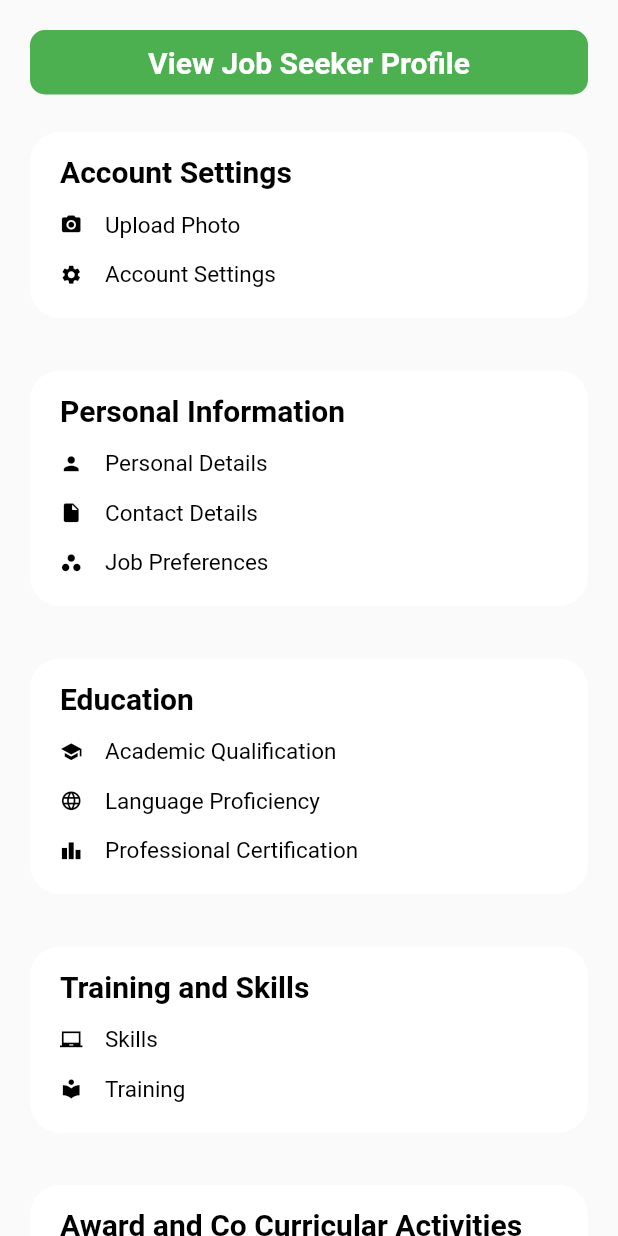
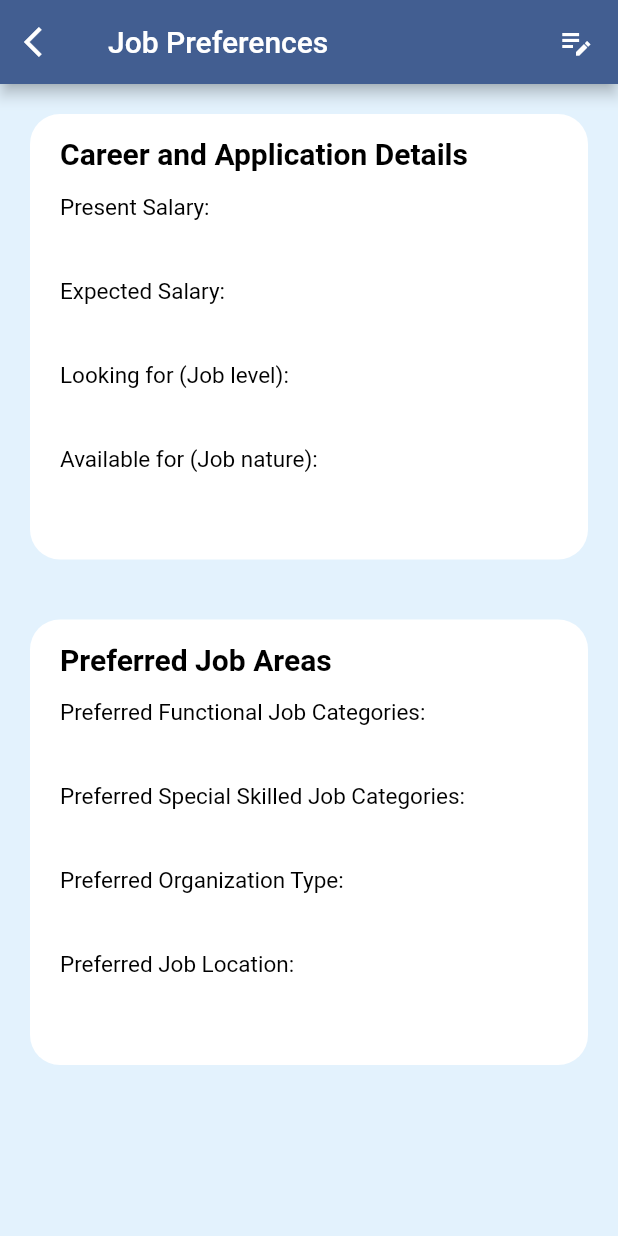
Before and after one commit to Mosaidur/Job-Skeers, a Flutter app: the ProfileInformatioPage widget shown alone on an empty page, opened directly, after a tap on "Job Preferences", on a phone screen of 412 x 824 dp. Run offline on Flutter 3.47's test engine with Material 3 defaults, Android fonts, the phone set to English and light mode, and no system bars; our stand-ins replace email_validator, intl_phone_field.

Commit message:
10th commite

```diff
--- a/jobskeers/lib/Job_Seeker/Pages/Profile/Personal Info/job_preferences.dart
+++ b/jobskeers/lib/Job_Seeker/Pages/Profile/Personal Info/job_preferences.dart
@@ -0,0 +1,309 @@
+import 'package:flutter/material.dart';
+
+class JobPreferences extends StatefulWidget {
+  const JobPreferences({super.key});
+
+  @override
+  State<JobPreferences> createState() => _JobPreferencesState();
+}
+
+class _JobPreferencesState extends State<JobPreferences> {
+  @override
+  Widget build(BuildContext context) {
+
+    final String pref_func_job_cat= " ";
+    final String pref_special_skilled_job_cat= " ";
+    final String pref_org_type= " ";
+    final String pref_job_location= " ";
+
+    final String present_salary= " ";
+    final String expected_salary= " ";
+    final String job_level= " ";
+    final String job_nature= " ";
+
+
+    return Scaffold(
+      backgroundColor: Colors.blue.shade50,
+      appBar: AppBar(
+        title: Row(
+          mainAxisAlignment: MainAxisAlignment.spaceBetween,
+          children: [
+
+            Text("Job Preferences"),
+
+            InkWell(
+              onTap: (){},
+              child: Icon(Icons.edit_note_sharp),
+            )
+          ],
+        ),
+        leading: IconButton(
+          icon: Icon(Icons.arrow_back_ios),
+          onPressed: () {
+            Navigator.of(context).pop();
+          },
+        ),
+      ),
+      body: SingleChildScrollView(
+        child: Column(
+          crossAxisAlignment: CrossAxisAlignment.center,
+          children: [
+
+            //Career and Application Details
+            Padding(
+              padding: const EdgeInsets.only(top: 20.0, left: 20,right: 20,bottom: 20),
+              child: Container(
+                width: double.maxFinite,
+                // height: 700,
+                decoration: BoxDecoration(
+                  borderRadius: BorderRadius.circular(20),
+                  color: Colors.white,
+                ),
+                child: Padding(
+                  padding: const EdgeInsets.only(top: 15.0, left: 20,right: 20,bottom: 20),
+                  child: Column(
+                    crossAxisAlignment: CrossAxisAlignment.start,
+                    children: [
+
+                      //Career and Application Details
+                      Text(
+                        "Career and Application Details",
+                        style: TextStyle(
+                          color: Colors.black,
+                          fontWeight: FontWeight.bold,
+                          fontSize: 20,
+                        ),
+                      ),
+                      SizedBox(height: 15,),
+
+                      //present salary
+                      Text(
+                        "Present Salary:",
+                        style: TextStyle(
+                          color: Colors.black,
+                          fontSize: 15,
+                          fontWeight: FontWeight.w400,
+                        ),
+                      ),
+                      SizedBox(height: 5,),
+                      Text(
+                        present_salary,
+                        softWrap: true,
+                        maxLines: 15,
+                        overflow: TextOverflow.ellipsis,
+                        style: TextStyle(
+                          color: Colors.black,
+                          fontSize: 15,
+                          fontWeight: FontWeight.w800,
+                        ),
+                      ),
+
+                      SizedBox(height: 15,),
+
+                      //  Expected Salary
+                      Text(
+                        "Expected Salary:",
+                        style: TextStyle(
+                          color: Colors.black,
+                          fontSize: 15,
+                          fontWeight: FontWeight.w400,
+                        ),
+                      ),
+                      SizedBox(height: 5,),
+                      Text(
+                        expected_salary,
+                        softWrap: true,
+                        maxLines: 15,
+                        overflow: TextOverflow.ellipsis,
+                        style: TextStyle(
+                          color: Colors.black,
+                          fontSize: 15,
+                          fontWeight: FontWeight.w800,
+                        ),
+                      ),
+
+
+                      SizedBox(height: 15,),
+
+                      //  Looking for (Job level)
+                      Text(
+                        "Looking for (Job level):",
+                        style: TextStyle(
+                          color: Colors.black,
+                          fontSize: 15,
+                          fontWeight: FontWeight.w400,
+                        ),
+                      ),
+                      SizedBox(height: 5,),
+                      Text(
+                        job_level,
+                        style: TextStyle(
+                          color: Colors.black,
+                          fontSize: 15,
+                          fontWeight: FontWeight.w800,
+                        ),
+                      ),
+
+                      SizedBox(height: 15,),
+
+                      //  Available for (Job nature)
+                      Text(
+                        "Available for (Job nature):",
+                        style: TextStyle(
+                          color: Colors.black,
+                          fontSize: 15,
+                          fontWeight: FontWeight.w400,
+                        ),
+                      ),
+                      SizedBox(height: 5,),
+                      Text(
+                        job_nature,
+                        style: TextStyle(
+                          color: Colors.black,
+                          fontSize: 15,
+                          fontWeight: FontWeight.w800,
+                        ),
+                      ),
+
+                      SizedBox(height: 15,),
+
+
+                    ],
+
+                  ),
+                ),
+              ),
+            ),
+
+            //Preferred Areas
+            Padding(
+              padding: const EdgeInsets.only(top: 20.0, left: 20,right: 20,bottom: 20),
+              child: Container(
+                width: double.maxFinite,
+                // height: 700,
+                decoration: BoxDecoration(
+                  borderRadius: BorderRadius.circular(20),
+                  color: Colors.white,
+                ),
+                child: Padding(
+                  padding: const EdgeInsets.only(top: 15.0, left: 20,right: 20,bottom: 20),
+                  child: Column(
+                    crossAxisAlignment: CrossAxisAlignment.start,
+                    children: [
+
+                      //Preferred Job Areas
+                      Text(
+                        "Preferred Job Areas",
+                        style: TextStyle(
+                          color: Colors.black,
+                          fontWeight: FontWeight.bold,
+                          fontSize: 20,
+                        ),
+                      ),
+                      SizedBox(height: 15,),
+
+                      //  Preferred Functional Job Categories
+                      Text(
+                        "Preferred Functional Job Categories:",
+                        style: TextStyle(
+                          color: Colors.black,
+                          fontSize: 15,
+                          fontWeight: FontWeight.w400,
+                        ),
+                      ),
+                      SizedBox(height: 5,),
+                      Text(
+                        pref_func_job_cat,
+                        softWrap: true,
+                        maxLines: 15,
+                        overflow: TextOverflow.ellipsis,
+                        style: TextStyle(
+                          color: Colors.black,
+                          fontSize: 15,
+                          fontWeight: FontWeight.w800,
+                        ),
+                      ),
+
+                      SizedBox(height: 15,),
+
+                      //  Preferred Special Skilled Job Categories
+                      Text(
+                        "Preferred Special Skilled Job Categories:",
+                        style: TextStyle(
+                          color: Colors.black,
+                          fontSize: 15,
+                          fontWeight: FontWeight.w400,
+                        ),
+                      ),
+                      SizedBox(height: 5,),
+                      Text(
+                        pref_special_skilled_job_cat,
+                        softWrap: true,
+                        maxLines: 15,
+                        overflow: TextOverflow.ellipsis,
+                        style: TextStyle(
+                          color: Colors.black,
+                          fontSize: 15,
+                          fontWeight: FontWeight.w800,
+                        ),
+                      ),
+
+
+                      SizedBox(height: 15,),
+
+                      //  Preferred Organization Type
+                      Text(
+                        "Preferred Organization Type:",
+                        style: TextStyle(
+                          color: Colors.black,
+                          fontSize: 15,
+                          fontWeight: FontWeight.w400,
+                        ),
+                      ),
+                      SizedBox(height: 5,),
+                      Text(
+                        pref_org_type,
+                        style: TextStyle(
+                          color: Colors.black,
+                          fontSize: 15,
+                          fontWeight: FontWeight.w800,
+                        ),
+                      ),
+
+                      SizedBox(height: 15,),
+
+                      //  Preferred Job Location
+                      Text(
+                        "Preferred Job Location:",
+                        style: TextStyle(
+                          color: Colors.black,
+                          fontSize: 15,
+                          fontWeight: FontWeight.w400,
+                        ),
+                      ),
+                      SizedBox(height: 5,),
+                      Text(
+                        pref_job_location,
+                        style: TextStyle(
+                          color: Colors.black,
+                          fontSize: 15,
+                          fontWeight: FontWeight.w800,
+                        ),
+                      ),
+
+                      SizedBox(height: 15,),
+
+
+                    ],
+
+                  ),
+                ),
+              ),
+            ),
+          ],
+        ),
+      ),
+
+    );
+  }
+}
```
Also changed, not shown: jobskeers/lib/Job_Seeker/Pages/Profile/Personal Info/contact_details.dart (+271 -0 lines), jobskeers/lib/Job_Seeker/Pages/Profile/widgets/InformationPart.dart (+8 -2 lines).
